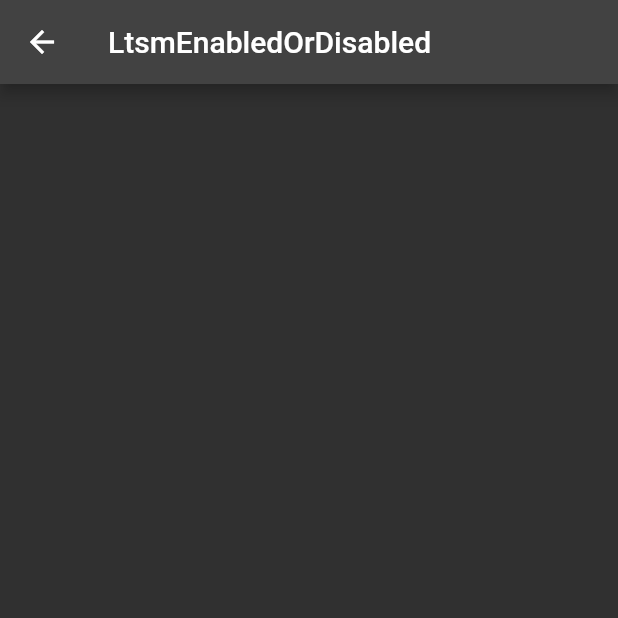
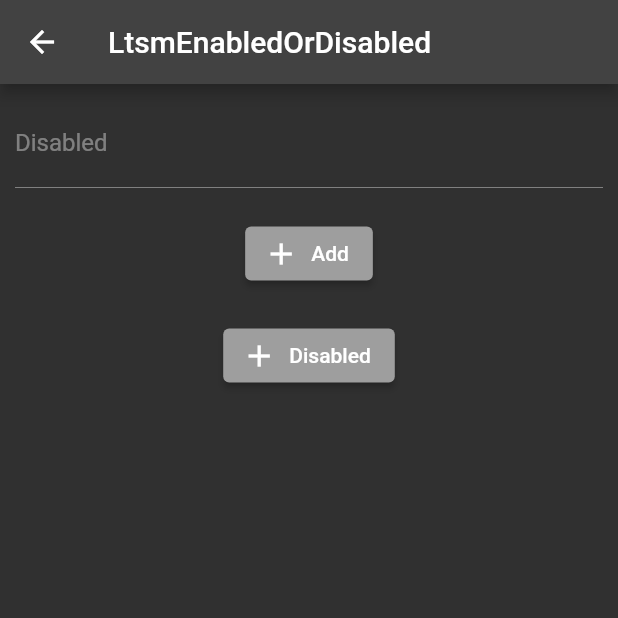
Before and after one commit to lie16/fic_exercises, a Flutter app: the LtsmEnabledOrDisabledView screen opened directly, on a phone screen of 412 x 824 dp, the top half of it. Run offline on Flutter 3.47's test engine with Material 2 defaults, Android fonts, the phone set to English and light mode, and no system bars; our stand-ins replace blur, cached_network_image, carousel_slider, dio, file_picker, flutter_image_compress and 7 more; missing offline and left inert: file_picker_cross.

Commit message:
task 4 done

```diff
--- a/lib/module/tutorial/latihan/ltsm_enabled_or_disabled/controller/ltsm_enabled_or_disabled_controller.dart
+++ b/lib/module/tutorial/latihan/ltsm_enabled_or_disabled/controller/ltsm_enabled_or_disabled_controller.dart
@@ -2,7 +2,8 @@ import 'package:flutter/material.dart';
 import 'package:example/state_util.dart';
 import '../view/ltsm_enabled_or_disabled_view.dart';
 
-class LtsmEnabledOrDisabledController extends State<LtsmEnabledOrDisabledView> implements MvcController {
+class LtsmEnabledOrDisabledController extends State<LtsmEnabledOrDisabledView>
+    implements MvcController {
   static late LtsmEnabledOrDisabledController instance;
   late LtsmEnabledOrDisabledView view;
 
@@ -17,4 +18,6 @@ class LtsmEnabledOrDisabledController extends State<LtsmEnabledOrDisabledView> i
 
   @override
   Widget build(BuildContext context) => widget.build(context, this);
+
+  bool enabled = false;
 }
--- a/lib/module/tutorial/latihan/ltsm_enabled_or_disabled/view/ltsm_enabled_or_disabled_view.dart
+++ b/lib/module/tutorial/latihan/ltsm_enabled_or_disabled/view/ltsm_enabled_or_disabled_view.dart
@@ -17,7 +17,7 @@ class LtsmEnabledOrDisabledView extends StatefulWidget {
         child: Container(
           padding: const EdgeInsets.all(10.0),
           child: Column(
-            children: const [
+            children: [
               /*
               ? Buat variabel enabled di dalam State/Controller
               ! bool enabled = false;
@@ -42,6 +42,45 @@ class LtsmEnabledOrDisabledView extends StatefulWidget {
               */
 
               */
+              TextField(
+                enabled: controller.enabled,
+                decoration: InputDecoration(
+                  label: (controller.enabled == false)
+                      ? const Text("Disabled")
+                      : const Text("Enabled"),
+                ),
+              ),
+              const SizedBox(
+                height: 20,
+              ),
+              ElevatedButton.icon(
+                icon: const Icon(Icons.add),
+                label: const Text("Add"),
+                style: ElevatedButton.styleFrom(
+                  backgroundColor:
+                      controller.enabled ? Colors.orange : Colors.grey,
+                ),
+                onPressed: () {
+                  if (controller.enabled == false) return;
+                },
+              ),
+              const SizedBox(
+                height: 20,
+              ),
+              ElevatedButton.icon(
+                icon: const Icon(Icons.add),
+                label: (controller.enabled == false)
+                    ? const Text("Disabled")
+                    : const Text("Enabled"),
+                style: ElevatedButton.styleFrom(
+                  backgroundColor:
+                      controller.enabled ? Colors.orange : Colors.grey,
+                ),
+                onPressed: () {
+                  controller.enabled = !controller.enabled;
+                  controller.setState(() {});
+                },
+              ),
             ],
           ),
         ),
```
